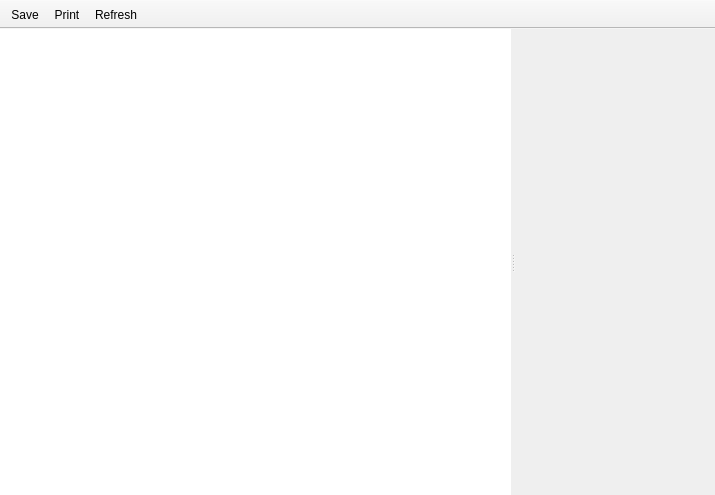
Old version of the form source/client/ui/system_info_window.ui in the repository dchapyshev/aspia.
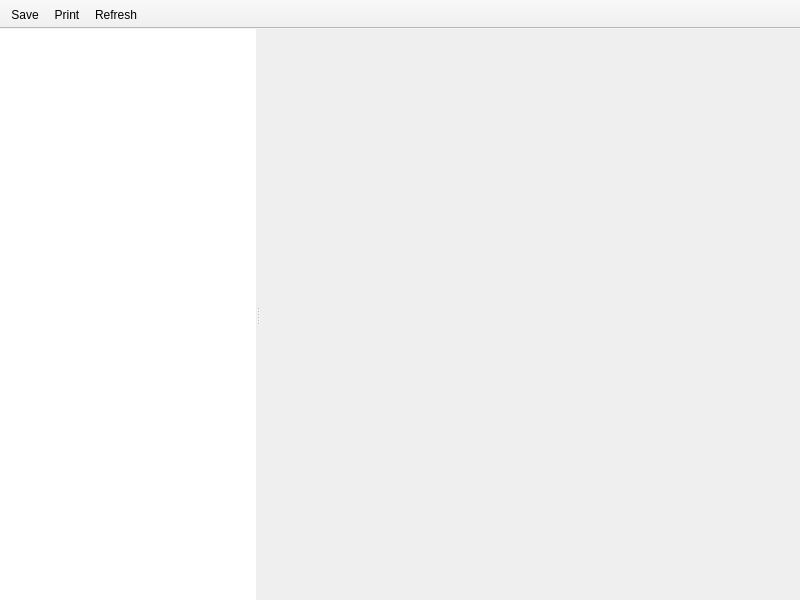
New version of the form. Icons and pictures are not drawn.

```diff
--- a/source/client/ui/system_info_window.ui
+++ b/source/client/ui/system_info_window.ui
@@ -6,8 +6,8 @@
    <rect>
     <x>0</x>
     <y>0</y>
-    <width>715</width>
-    <height>495</height>
+    <width>800</width>
+    <height>600</height>
    </rect>
   </property>
   <property name="windowTitle">
@@ -33,6 +33,12 @@
        <enum>Qt::Horizontal</enum>
       </property>
       <widget class="QTreeWidget" name="tree_category">
+       <property name="sizePolicy">
+        <sizepolicy hsizetype="Preferred" vsizetype="Expanding">
+         <horstretch>0</horstretch>
+         <verstretch>0</verstretch>
+        </sizepolicy>
+       </property>
        <property name="frameShape">
         <enum>QFrame::NoFrame</enum>
        </property>
@@ -60,7 +66,14 @@
         </property>
        </column>
       </widget>
-      <widget class="QWidget" name="widget" native="true"/>
+      <widget class="QWidget" name="widget" native="true">
+       <property name="sizePolicy">
+        <sizepolicy hsizetype="Expanding" vsizetype="Expanding">
+         <horstretch>1</horstretch>
+         <verstretch>0</verstretch>
+        </sizepolicy>
+       </property>
+      </widget>
      </widget>
     </item>
    </layout>
```
Left out of the diff: 2 changed lines with no effect on the pictures.
